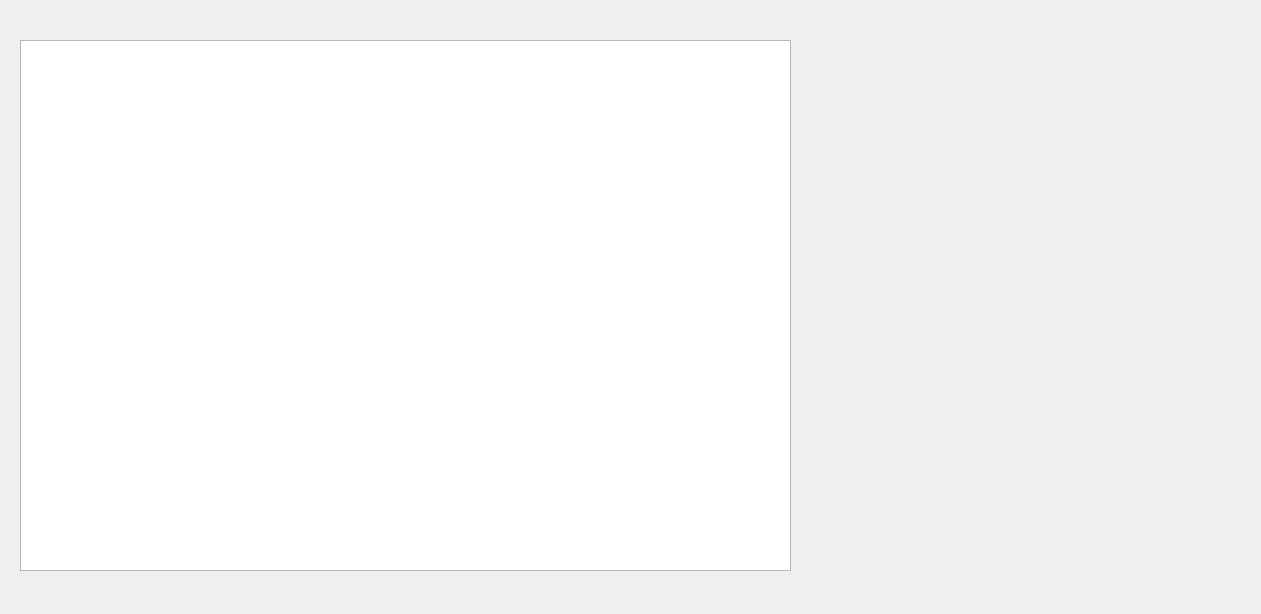
This is geography.ui in awfeequdng/tote as Qt 5 draws it before an edit. The edited form follows.
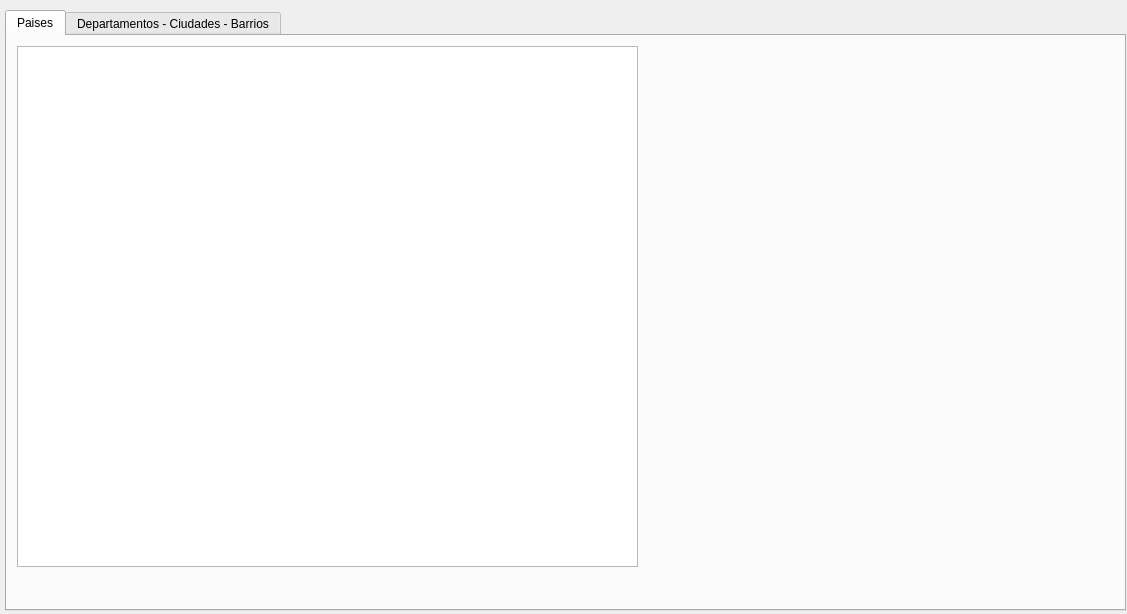
This is the edited form.

Commit message: Update Geography module

The edit to the form file:
```diff
--- a/geography.ui
+++ b/geography.ui
@@ -6,22 +6,55 @@
    <rect>
     <x>0</x>
     <y>0</y>
-    <width>1261</width>
+    <width>1127</width>
     <height>614</height>
    </rect>
   </property>
   <property name="windowTitle">
    <string>Geografia</string>
   </property>
-  <widget class="QTableView" name="tvCountry">
+  <widget class="QTabWidget" name="tabGeography">
    <property name="geometry">
     <rect>
-     <x>20</x>
-     <y>40</y>
-     <width>771</width>
-     <height>531</height>
+     <x>5</x>
+     <y>10</y>
+     <width>1121</width>
+     <height>601</height>
     </rect>
    </property>
+   <property name="currentIndex">
+    <number>0</number>
+   </property>
+   <widget class="QWidget" name="tab_1">
+    <attribute name="title">
+     <string>Paises</string>
+    </attribute>
+    <widget class="QTableView" name="tvCountry">
+     <property name="geometry">
+      <rect>
+       <x>10</x>
+       <y>10</y>
+       <width>621</width>
+       <height>521</height>
+      </rect>
+     </property>
+    </widget>
+   </widget>
+   <widget class="QWidget" name="tab_2">
+    <attribute name="title">
+     <string>Departamentos - Ciudades - Barrios</string>
+    </attribute>
+    <widget class="QTableView" name="tvGrography">
+     <property name="geometry">
+      <rect>
+       <x>0</x>
+       <y>10</y>
+       <width>1051</width>
+       <height>541</height>
+      </rect>
+     </property>
+    </widget>
+   </widget>
   </widget>
  </widget>
  <resources/>
```
The commit also changes 8 other files.
